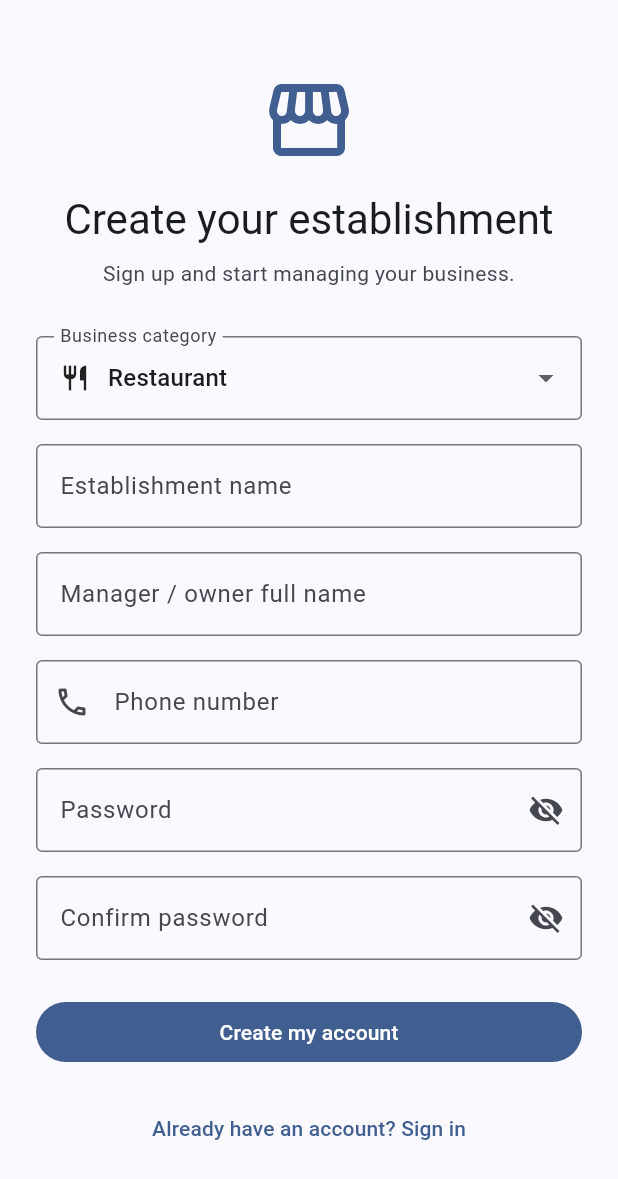
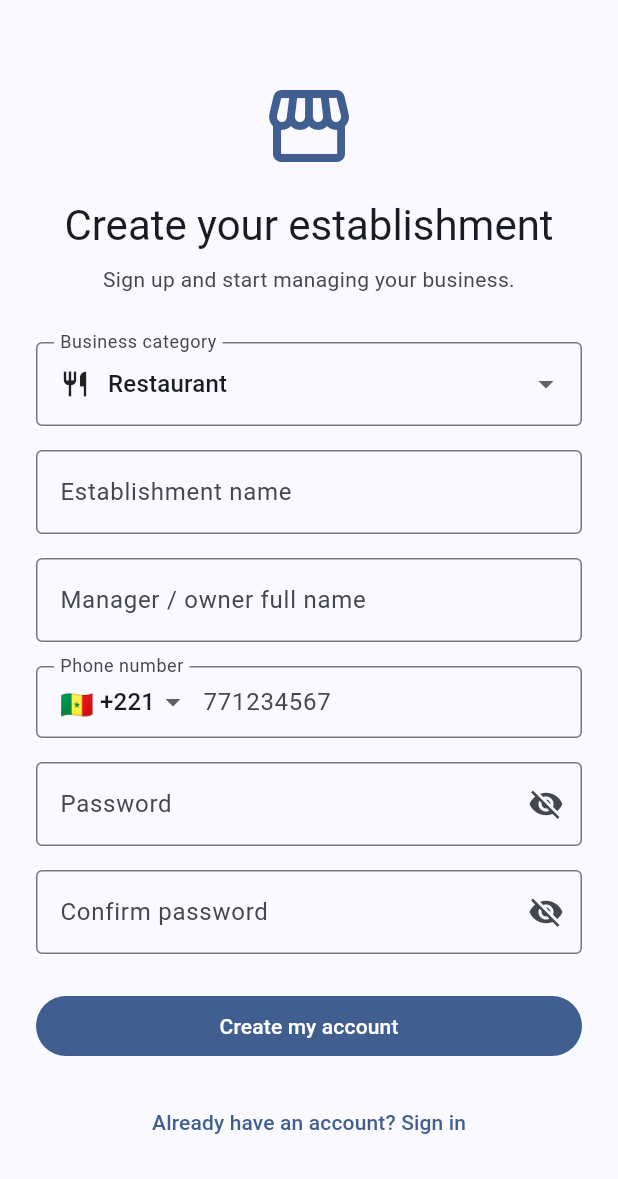
Before and after one commit to DMiyalu/auto_gimi_software, a Flutter app: the screen it shows after launch, after a tap on "Sign in", after a tap on "Don't have an account? Sign up", on a phone screen of 412 x 824 dp. Shown: the top 1179 px of the screen. Run offline on Flutter 3.47's test engine with Material 3 defaults, Android fonts, the phone set to English and light mode, and no system bars; our stand-ins replace cloud_firestore, cloud_functions, connectivity_plus, drift, firebase_auth, firebase_core and 3 more; accounts and stored records are empty; generated files the repository leaves out were written again.

Commit message:
update country code

```diff
--- a/lib/core/auth/phone_auth_mapper.dart
+++ b/lib/core/auth/phone_auth_mapper.dart
@@ -3,9 +3,29 @@ abstract final class PhoneAuthMapper {
   static String normalize(String phone) =>
       phone.replaceAll(RegExp(r'\D'), '');
 
+  /// Combine indicatif pays + numéro local (chiffres uniquement).
+  static String combine({
+    required String dialCode,
+    required String localNumber,
+  }) {
+    final countryDigits = normalize(dialCode);
+    var localDigits = normalize(localNumber);
+
+    if (localDigits.startsWith('0')) {
+      localDigits = localDigits.substring(1);
+    }
+
+    return '$countryDigits$localDigits';
+  }
+
+  static bool isValidFullNumber(String fullDigits) {
+    final digits = normalize(fullDigits);
+    return digits.length >= 8 && digits.length <= 15;
+  }
+
   static String toAuthEmail(String phone) {
     final digits = normalize(phone);
-    if (digits.length < 8) {
+    if (!isValidFullNumber(digits)) {
       throw ArgumentError('Numéro de téléphone invalide.');
     }
     return '$digits@gimiauto.app';
--- /dev/null
+++ b/lib/core/domain/country_dial_code.dart
@@ -0,0 +1,87 @@
+/// Pays avec indicatif téléphonique international.
+class CountryDialCode {
+  const CountryDialCode({
+    required this.isoCode,
+    required this.name,
+    required this.dialCode,
+  });
+
+  final String isoCode;
+  final String name;
+  final String dialCode;
+
+  String get flagEmoji {
+    final code = isoCode.toUpperCase();
+    if (code.length != 2) return '';
+    return String.fromCharCodes(
+      code.runes.map((unit) => 0x1F1E6 + unit - 0x41),
+    );
+  }
+
+  String get displayCode => '+$dialCode';
+
+  @override
+  bool operator ==(Object other) =>
+      other is CountryDialCode && other.isoCode == isoCode;
+
+  @override
+  int get hashCode => isoCode.hashCode;
+}
+
+/// Indicatifs supportés (marché international + Afrique francophone).
+abstract final class SupportedCountries {
+  static const france = CountryDialCode(
+    isoCode: 'FR',
+    name: 'France',
+    dialCode: '33',
+  );
+
+  static const senegal = CountryDialCode(
+    isoCode: 'SN',
+    name: 'Sénégal',
+    dialCode: '221',
+  );
+
+  static const all = <CountryDialCode>[
+    senegal,
+    france,
+    CountryDialCode(isoCode: 'CI', name: "Côte d'Ivoire", dialCode: '225'),
+    CountryDialCode(isoCode: 'CM', name: 'Cameroun', dialCode: '237'),
+    CountryDialCode(isoCode: 'CD', name: 'RD Congo', dialCode: '243'),
+    CountryDialCode(isoCode: 'ML', name: 'Mali', dialCode: '223'),
+    CountryDialCode(isoCode: 'BF', name: 'Burkina Faso', dialCode: '226'),
+    CountryDialCode(isoCode: 'GN', name: 'Guinée', dialCode: '224'),
+    CountryDialCode(isoCode: 'BJ', name: 'Bénin', dialCode: '229'),
+    CountryDialCode(isoCode: 'TG', name: 'Togo', dialCode: '228'),
+    CountryDialCode(isoCode: 'GA', name: 'Gabon', dialCode: '241'),
+    CountryDialCode(isoCode: 'CG', name: 'Congo', dialCode: '242'),
+    CountryDialCode(isoCode: 'MA', name: 'Maroc', dialCode: '212'),
+    CountryDialCode(isoCode: 'DZ', name: 'Algérie', dialCode: '213'),
+    CountryDialCode(isoCode: 'TN', name: 'Tunisie', dialCode: '216'),
+    CountryDialCode(isoCode: 'NG', name: 'Nigeria', dialCode: '234'),
+    CountryDialCode(isoCode: 'GH', name: 'Ghana', dialCode: '233'),
+    CountryDialCode(isoCode: 'KE', name: 'Kenya', dialCode: '254'),
+    CountryDialCode(isoCode: 'ZA', name: 'Afrique du Sud', dialCode: '27'),
+    CountryDialCode(isoCode: 'US', name: 'États-Unis', dialCode: '1'),
+    CountryDialCode(isoCode: 'CA', name: 'Canada', dialCode: '1'),
+    CountryDialCode(isoCode: 'GB', name: 'Royaume-Uni', dialCode: '44'),
+    CountryDialCode(isoCode: 'BE', name: 'Belgique', dialCode: '32'),
+    CountryDialCode(isoCode: 'CH', name: 'Suisse', dialCode: '41'),
+    CountryDialCode(isoCode: 'DE', name: 'Allemagne', dialCode: '49'),
+    CountryDialCode(isoCode: 'ES', name: 'Espagne', dialCode: '34'),
+    CountryDialCode(isoCode: 'IT', name: 'Italie', dialCode: '39'),
+    CountryDialCode(isoCode: 'PT', name: 'Portugal', dialCode: '351'),
+    CountryDialCode(isoCode: 'AE', name: 'Émirats arabes unis', dialCode: '971'),
+    CountryDialCode(isoCode: 'IN', name: 'Inde', dialCode: '91'),
+    CountryDialCode(isoCode: 'CN', name: 'Chine', dialCode: '86'),
+  ];
+
+  static CountryDialCode get defaultCountry => senegal;
+
+  static CountryDialCode? findByIso(String isoCode) {
+    for (final country in all) {
+      if (country.isoCode == isoCode) return country;
+    }
+    return null;
+  }
+}
--- /dev/null
+++ b/lib/core/presentation/widgets/phone_number_field.dart
@@ -0,0 +1,175 @@
+import 'package:flutter/material.dart';
+import 'package:flutter/services.dart';
+
+import '../../auth/phone_auth_mapper.dart';
+import '../../domain/country_dial_code.dart';
+
+/// Champ téléphone en deux parties : pays (indicatif) + numéro local.
+class PhoneNumberField extends FormField<String> {
+  PhoneNumberField({
+    super.key,
+    required String labelText,
+    bool enabled = true,
+    Key? localNumberKey,
+    CountryDialCode initialCountry = SupportedCountries.senegal,
+    String? Function(String? fullNumber)? validator,
+    ValueChanged<String>? onFullNumberChanged,
+  }) : super(
+          initialValue: PhoneAuthMapper.combine(
+            dialCode: initialCountry.dialCode,
+            localNumber: '',
+          ),
+          validator: validator,
+          builder: (field) {
+            return _PhoneNumberFieldBody(
+              field: field,
+              labelText: labelText,
+              enabled: enabled,
+              localNumberKey: localNumberKey,
+              initialCountry: initialCountry,
+              onFullNumberChanged: onFullNumberChanged,
+            );
+          },
+        );
+}
+
+class _PhoneNumberFieldBody extends StatefulWidget {
+  const _PhoneNumberFieldBody({
+    required this.field,
+    required this.labelText,
+    required this.enabled,
+    required this.initialCountry,
+    this.localNumberKey,
+    this.onFullNumberChanged,
+  });
+
+  final FormFieldState<String> field;
+  final String labelText;
+  final bool enabled;
+  final CountryDialCode initialCountry;
+  final Key? localNumberKey;
+  final ValueChanged<String>? onFullNumberChanged;
+
+  @override
+  State<_PhoneNumberFieldBody> createState() => _PhoneNumberFieldBodyState();
+}
+
+class _PhoneNumberFieldBodyState extends State<_PhoneNumberFieldBody> {
+  late CountryDialCode _country = widget.initialCountry;
+  final _localController = TextEditingController();
+
+  @override
+  void dispose() {
+    _localController.dispose();
+    super.dispose();
+  }
+
+  String get _fullNumber => PhoneAuthMapper.combine(
+        dialCode: _country.dialCode,
+        localNumber: _localController.text,
+      );
+
+  void _notifyChange() {
+    final fullNumber = _fullNumber;
+    widget.field.didChange(fullNumber);
+    widget.onFullNumberChanged?.call(fullNumber);
+  }
+
+  @override
+  Widget build(BuildContext context) {
+    final errorText = widget.field.errorText;
+
+    return InputDecorator(
+          decoration: InputDecoration(
+            labelText: widget.labelText,
+            errorText: errorText,
+            contentPadding: const EdgeInsets.symmetric(
+              horizontal: 12,
+              vertical: 4,
+            ),
+          ),
+          child: Row(
+            crossAxisAlignment: CrossAxisAlignment.center,
+            children: [
+              _CountrySelector(
+                value: _country,
+                enabled: widget.enabled,
+                onChanged: (country) {
+                  setState(() => _country = country);
+                  _notifyChange();
+                },
+              ),
+              const SizedBox(width: 8),
+              Expanded(
+                child: TextField(
+                  key: widget.localNumberKey,
+                  controller: _localController,
+                  enabled: widget.enabled,
+                  keyboardType: TextInputType.phone,
+                  autofillHints: const [AutofillHints.telephoneNumber],
+                  inputFormatters: [FilteringTextInputFormatter.digitsOnly],
+                  decoration: const InputDecoration(
+                    border: InputBorder.none,
+                    isDense: true,
+                    hintText: '771234567',
+                  ),
+                  onChanged: (_) => _notifyChange(),
+                ),
+              ),
+            ],
+          ),
+        );
+  }
+}
+
+class _CountrySelector extends StatelessWidget {
+  const _CountrySelector({
+    required this.value,
+    required this.enabled,
+    required this.onChanged,
+  });
+
+  final CountryDialCode value;
+  final bool enabled;
+  final ValueChanged<CountryDialCode> onChanged;
+
+  @override
+  Widget build(BuildContext context) {
+    return DropdownButtonHideUnderline(
+      child: DropdownButton<CountryDialCode>(
+        value: value,
+        isDense: true,
+        onChanged: enabled
+            ? (country) {
+                if (country != null) onChanged(country);
+              }
+            : null,
+        selectedItemBuilder: (_) {
+          return SupportedCountries.all
+              .map(
+                (country) => Row(
+                  mainAxisSize: MainAxisSize.min,
+                  children: [
+                    Text(country.flagEmoji, style: const TextStyle(fontSize: 18)),
+                    const SizedBox(width: 4),
+                    Text(country.displayCode),
+                  ],
+                ),
+              )
+              .toList();
+        },
+        items: SupportedCountries.all
+            .map(
+              (country) => DropdownMenuItem(
+                value: country,
+                child: Text(
+                  '${country.flagEmoji} ${country.displayCode} ${country.name}',
+                  overflow: TextOverflow.ellipsis,
+                ),
+              ),
+            )
+            .toList(),
+      ),
+    );
+  }
+}
--- a/lib/features/auth/presentation/screens/login_screen.dart
+++ b/lib/features/auth/presentation/screens/login_screen.dart
@@ -4,6 +4,7 @@ import 'package:go_router/go_router.dart';
 
 import '../../../../core/auth/phone_auth_mapper.dart';
 import '../../../../core/l10n/app_localizations.dart';
+import '../../../../core/presentation/widgets/phone_number_field.dart';
 import '../../../../core/routing/routes.dart';
 import '../providers/auth_providers.dart';
 
@@ -16,13 +17,12 @@ class LoginScreen extends ConsumerStatefulWidget {
 
 class _LoginScreenState extends ConsumerState<LoginScreen> {
   final _formKey = GlobalKey<FormState>();
-  final _phoneController = TextEditingController();
+  String _phone = '';
   final _passwordController = TextEditingController();
   bool _obscurePassword = true;
 
   @override
   void dispose() {
-    _phoneController.dispose();
     _passwordController.dispose();
     super.dispose();
   }
@@ -30,7 +30,7 @@ class _LoginScreenState extends ConsumerState<LoginScreen> {
   Future<void> _submit() async {
     if (!_formKey.currentState!.validate()) return;
     await ref.read(authControllerProvider.notifier).signIn(
-          _phoneController.text,
+          _phone,
           _passwordController.text,
         );
   }
@@ -82,20 +82,17 @@ class _LoginScreenState extends ConsumerState<LoginScreen> {
                           ),
                     ),
                     const SizedBox(height: 32),
-                    TextFormField(
+                    PhoneNumberField(
                       key: const Key('login_phone_field'),
-                      controller: _phoneController,
-                      decoration: InputDecoration(
-                        labelText: l10n.phoneNumber,
-                        prefixIcon: const Icon(Icons.phone_outlined),
-                      ),
-                      keyboardType: TextInputType.phone,
-                      autofillHints: const [AutofillHints.telephoneNumber],
-                      validator: (v) {
-                        if (v == null || v.trim().isEmpty) {
+                      labelText: l10n.phoneNumber,
+                      enabled: !authState.isLoading,
+                      localNumberKey: const Key('login_phone_local_field'),
+                      onFullNumberChanged: (value) => _phone = value,
+                      validator: (value) {
+                        if (value == null || value.trim().isEmpty) {
                           return l10n.phoneNumber;
                         }
-                        if (PhoneAuthMapper.normalize(v).length < 8) {
+                        if (!PhoneAuthMapper.isValidFullNumber(value)) {
                           return l10n.phoneNumberInvalid;
                         }
                         return null;
--- a/lib/features/auth/presentation/screens/signup_screen.dart
+++ b/lib/features/auth/presentation/screens/signup_screen.dart
@@ -5,6 +5,7 @@ import 'package:go_router/go_router.dart';
 import '../../../../core/auth/phone_auth_mapper.dart';
 import '../../../../core/domain/business_category.dart';
 import '../../../../core/l10n/app_localizations.dart';
+import '../../../../core/presentation/widgets/phone_number_field.dart';
 import '../../../../core/routing/routes.dart';
 import '../providers/auth_providers.dart';
 
@@ -19,7 +20,7 @@ class _SignUpScreenState extends ConsumerState<SignUpScreen> {
   final _formKey = GlobalKey<FormState>();
   final _establishmentNameController = TextEditingController();
   final _managerNameController = TextEditingController();
-  final _phoneController = TextEditingController();
+  String _phone = '';
   final _passwordController = TextEditingController();
   final _confirmPasswordController = TextEditingController();
   BusinessCategory _category = BusinessCategory.restaurant;
@@ -30,7 +31,6 @@ class _SignUpScreenState extends ConsumerState<SignUpScreen> {
   void dispose() {
     _establishmentNameController.dispose();
     _managerNameController.dispose();
-    _phoneController.dispose();
     _passwordController.dispose();
     _confirmPasswordController.dispose();
     super.dispose();
@@ -42,7 +42,7 @@ class _SignUpScreenState extends ConsumerState<SignUpScreen> {
           category: _category,
           establishmentName: _establishmentNameController.text,
           managerName: _managerNameController.text,
-          phone: _phoneController.text,
+          phone: _phone,
           password: _passwordController.text,
         );
   }
@@ -152,19 +152,17 @@ class _SignUpScreenState extends ConsumerState<SignUpScreen> {
                           v == null || v.trim().isEmpty ? l10n.managerName : null,
                     ),
                     const SizedBox(height: 16),
-                    TextFormField(
-                      controller: _phoneController,
-                      decoration: InputDecoration(
-                        labelText: l10n.phoneNumber,
-                        prefixIcon: const Icon(Icons.phone_outlined),
-                      ),
-                      keyboardType: TextInputType.phone,
-                      autofillHints: const [AutofillHints.telephoneNumber],
-                      validator: (v) {
-                        if (v == null || v.trim().isEmpty) {
+                    PhoneNumberField(
+                      key: const Key('signup_phone_field'),
+                      labelText: l10n.phoneNumber,
+                      enabled: !authState.isLoading,
+                      localNumberKey: const Key('signup_phone_local_field'),
+                      onFullNumberChanged: (value) => _phone = value,
+                      validator: (value) {
+                        if (value == null || value.trim().isEmpty) {
                           return l10n.phoneNumber;
                         }
-                        if (PhoneAuthMapper.normalize(v).length < 8) {
+                        if (!PhoneAuthMapper.isValidFullNumber(value)) {
                           return l10n.phoneNumberInvalid;
                         }
                         return null;
```
